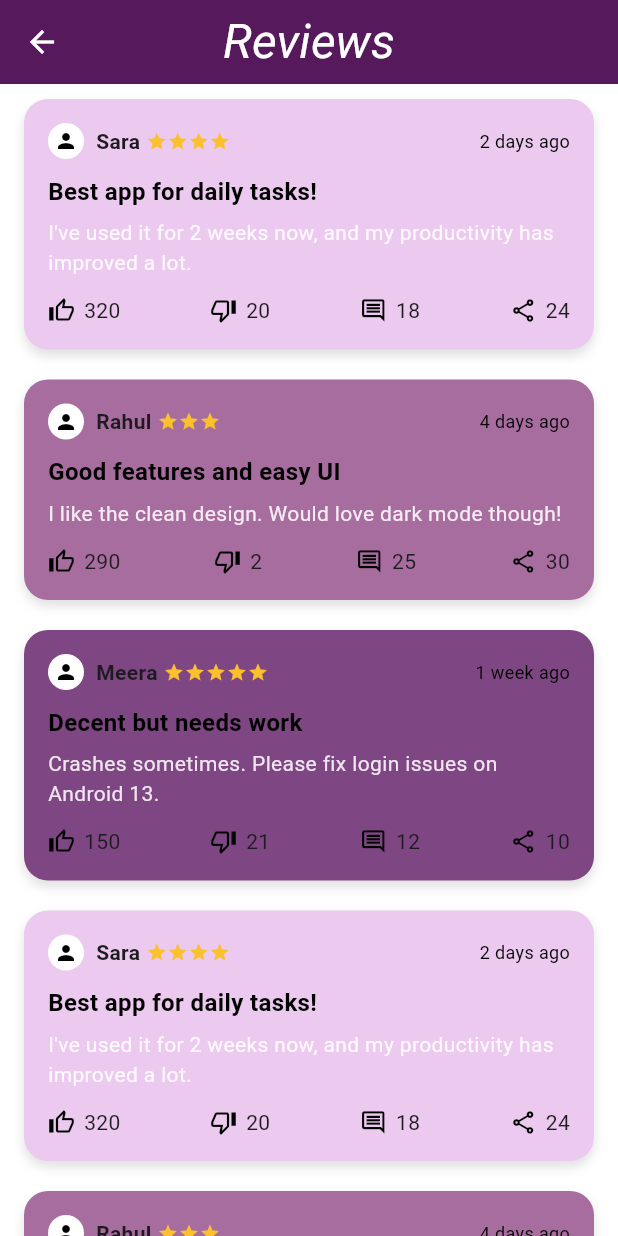
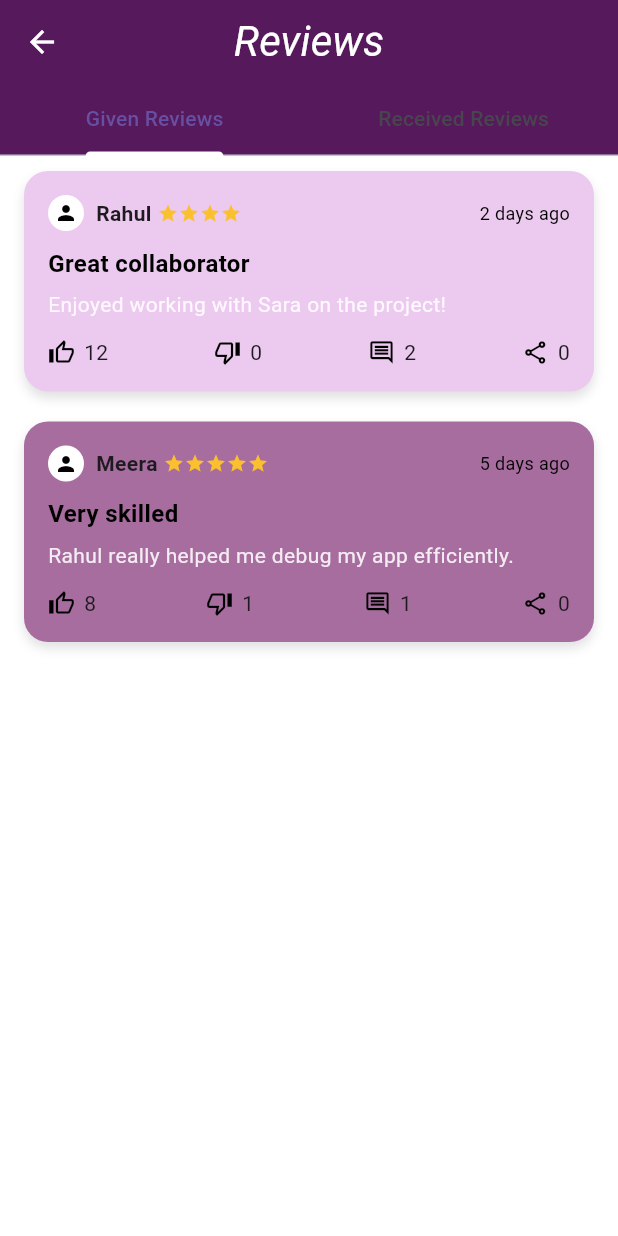
Before and after one commit to AAC-Open-Source-Pool/SkillSocket, a Flutter app: the Reviews screen opened directly, on a phone screen of 412 x 824 dp. Run offline on Flutter 3.47's test engine with Material 3 defaults, Android fonts, the phone set to English and light mode, and no system bars; our stand-ins replace flutter_local_notifications, image_picker, pie_chart, share_plus, shared_preferences, socket_io_client and 1 more; missing offline and left inert: swipable_stack; accounts and stored records are empty.

Commit message:
reviews page modified

```diff
--- a/lib/reviews.dart
+++ b/lib/reviews.dart
@@ -5,102 +5,99 @@ class Reviews extends StatelessWidget {
 
   @override
   Widget build(BuildContext context) {
-    final List<Map<String, dynamic>> posts = [
+    final List<Map<String, dynamic>> givenReviews = [
       {
-        "user": "Sara",
+        "user": "Rahul",
         "date": "2 days ago",
-        "title": "Best app for daily tasks!",
-        "body":
-            "I've used it for 2 weeks now, and my productivity has improved a lot.",
-        "likes": "320",
-        "dislikes": "20",
-        "comments": "18",
-        "shares": "24",
+        "title": "Great collaborator",
+        "body": "Enjoyed working with Sara on the project!",
+        "likes": "12",
+        "dislikes": "0",
+        "comments": "2",
+        "shares": "0",
         "color": Color(0xFFECC9EE),
         "rating": 4,
       },
       {
-        "user": "Rahul",
-        "date": "4 days ago",
-        "title": "Good features and easy UI",
-        "body": "I like the clean design. Would love dark mode though!",
-        "likes": "290",
-        "dislikes": "2",
-        "comments": "25",
-        "shares": "30",
+        "user": "Meera",
+        "date": "5 days ago",
+        "title": "Very skilled",
+        "body": "Rahul really helped me debug my app efficiently.",
+        "likes": "8",
+        "dislikes": "1",
+        "comments": "1",
+        "shares": "0",
         "color": Color(0xFFA86D9F),
-        "rating": 3,
+        "rating": 5,
       },
+    ];
+
+    final List<Map<String, dynamic>> receivedReviews = [
       {
-        "user": "Meera",
-        "date": "1 week ago",
-        "title": "Decent but needs work",
-        "body": "Crashes sometimes. Please fix login issues on Android 13.",
-        "likes": "150",
-        "dislikes": "21",
-        "comments": "12",
-        "shares": "10",
+        "user": "Karan",
+        "date": "1 day ago",
+        "title": "Helpful and patient",
+        "body": "Sara explained everything clearly, highly recommend!",
+        "likes": "20",
+        "dislikes": "0",
+        "comments": "3",
+        "shares": "1",
         "color": Color(0xFF7E4682),
         "rating": 5,
       },
       {
-        "user": "Sara",
-        "date": "2 days ago",
-        "title": "Best app for daily tasks!",
-        "body":
-            "I've used it for 2 weeks now, and my productivity has improved a lot.",
-        "likes": "320",
-        "dislikes": "20",
-        "comments": "18",
-        "shares": "24",
+        "user": "Priya",
+        "date": "1 week ago",
+        "title": "Good communication",
+        "body": "Was quick to respond and delivered on time.",
+        "likes": "15",
+        "dislikes": "2",
+        "comments": "2",
+        "shares": "0",
         "color": Color(0xFFECC9EE),
         "rating": 4,
       },
-      {
-        "user": "Rahul",
-        "date": "4 days ago",
-        "title": "Good features and easy UI",
-        "body": "I like the clean design. Would love dark mode though!",
-        "likes": "290",
-        "dislikes": "2",
-        "comments": "25",
-        "shares": "30",
-        "color": Color(0xFFA86D9F),
-        "rating": 3,
-      },
-      {
-        "user": "Meera",
-        "date": "1 week ago",
-        "title": "Decent but needs work",
-        "body": "Crashes sometimes. Please fix login issues on Android 13.",
-        "likes": "150",
-        "dislikes": "21",
-        "comments": "12",
-        "shares": "10",
-        "color": Color(0xFF7E4682),
-        "rating": 5,
-      },
     ];
 
-    return Scaffold(
+    return DefaultTabController(
+      length: 2,
+      child: Scaffold(
         appBar: AppBar(
           centerTitle: true,
           title: Text(
             'Reviews',
             style: TextStyle(
-            fontSize: 32,
+              fontSize: 28,
               fontStyle: FontStyle.italic,
               color: Colors.white,
             ),
           ),
           backgroundColor: Color(0xFF56195B),
           iconTheme: IconThemeData(color: Colors.white),
+          bottom: const TabBar(
+            indicatorColor: Colors.white,
+            tabs: [
+              Tab(text: "Given Reviews"),
+              Tab(text: "Received Reviews"),
+            ],
+          ),
         ),
         backgroundColor: Colors.white,
-      body: ListView.builder(
-        itemCount: posts.length,
+        body: TabBarView(
+          children: [
+            _buildReviewList(givenReviews),
+            _buildReviewList(receivedReviews),
+          ],
+        ),
+      ),
+    );
+  }
+
+  Widget _buildReviewList(List<Map<String, dynamic>> reviews) {
+    return ListView.builder(
+      itemCount: reviews.length,
       itemBuilder: (context, index) {
-          final post = posts[index];
+        final post = reviews[index];
         return Padding(
           padding: const EdgeInsets.symmetric(horizontal: 16.0, vertical: 10),
           child: Container(
@@ -119,6 +116,7 @@ class Reviews extends StatelessWidget {
             child: Column(
               crossAxisAlignment: CrossAxisAlignment.start,
               children: [
+                // Top Row: Avatar + User + Stars + Date
                 Row(
                   mainAxisAlignment: MainAxisAlignment.spaceBetween,
                   children: [
@@ -129,15 +127,15 @@ class Reviews extends StatelessWidget {
                             radius: 12,
                             backgroundColor: Colors.white,
                             child: Icon(Icons.person,
-                                  size: 16, color: Colors.black), // logo/icon
+                                size: 16, color: Colors.black),
                           ),
-                            SizedBox(width: 8),
+                          const SizedBox(width: 8),
                           Text(
                             post['user'],
-                              style: TextStyle(
+                            style: const TextStyle(
                                 fontWeight: FontWeight.bold, fontSize: 14),
                           ),
-                            SizedBox(width: 4),
+                          const SizedBox(width: 4),
                           Row(
                             children: List.generate(
                               post['rating'],
@@ -153,60 +151,36 @@ class Reviews extends StatelessWidget {
                     ),
                     Text(
                       post['date'],
-                        style: TextStyle(
-                            color: const Color.fromARGB(255, 0, 0, 0),
-                            fontSize: 12),
+                      style: const TextStyle(
+                          color: Colors.black, fontSize: 12),
                     ),
                   ],
                 ),
-                  SizedBox(height: 10),
+                const SizedBox(height: 10),
                 Text(
                   post['title'],
-                    style: TextStyle(
+                  style: const TextStyle(
                     fontWeight: FontWeight.bold,
                     fontSize: 16,
-                      color: const Color.fromARGB(255, 0, 0, 0),
+                    color: Colors.black,
                   ),
                 ),
-                  SizedBox(height: 6),
+                const SizedBox(height: 6),
                 Text(
                   post['body'],
-                    style: TextStyle(
+                  style: const TextStyle(
                       fontSize: 14,
-                        color: const Color.fromARGB(221, 255, 255, 255)),
+                      color: Color.fromARGB(221, 255, 255, 255)),
                 ),
-                  SizedBox(height: 12),
+                const SizedBox(height: 12),
+                // Bottom row: likes, dislikes, comments, shares
                 Row(
                   mainAxisAlignment: MainAxisAlignment.spaceBetween,
                   children: [
-                      Row(children: [
-                        Icon(Icons.thumb_up_alt_outlined,
-                            size: 18,
-                            color: const Color.fromARGB(255, 0, 0, 0)),
-                        SizedBox(width: 6),
-                        Text(post['likes']),
-                      ]),
-                      Row(children: [
-                        Icon(Icons.thumb_down_alt_outlined,
-                            size: 18,
-                            color: const Color.fromARGB(255, 0, 0, 0)),
-                        SizedBox(width: 6),
-                        Text(post['dislikes']),
-                      ]),
-                      Row(children: [
-                        Icon(Icons.comment_outlined,
-                            size: 18,
-                            color: const Color.fromARGB(255, 0, 0, 0)),
-                        SizedBox(width: 6),
-                        Text(post['comments']),
-                      ]),
-                      Row(children: [
-                        Icon(Icons.share_outlined,
-                            size: 18,
-                            color: const Color.fromARGB(255, 0, 0, 0)),
-                        SizedBox(width: 6),
-                        Text(post['shares']),
-                      ]),
+                    _iconText(Icons.thumb_up_alt_outlined, post['likes']),
+                    _iconText(Icons.thumb_down_alt_outlined, post['dislikes']),
+                    _iconText(Icons.comment_outlined, post['comments']),
+                    _iconText(Icons.share_outlined, post['shares']),
                   ],
                 )
               ],
@@ -214,7 +188,14 @@ class Reviews extends StatelessWidget {
           ),
         );
       },
-      ),
     );
   }
+
+  Widget _iconText(IconData icon, String text) {
+    return Row(children: [
+      Icon(icon, size: 18, color: Colors.black),
+      const SizedBox(width: 6),
+      Text(text),
+    ]);
   }
+}
```
Also changed, not shown: pubspec.lock. Lines whose indentation alone changed are shown as unchanged.
